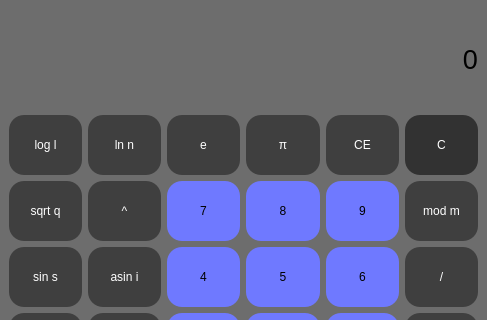
The window that src/controllers_and_view/view.ui (yaroshenkonikita/CPP-SmartCalc) describes before a commit, drawn with Qt 5; both pictures show x 0 to 487 and y 0 to 320 of the 487 by 581 pixel window.
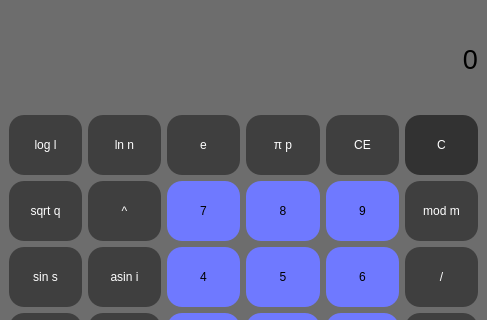
The same window after the commit. Icons and pictures are not drawn.

The edit to the form file:
```diff
--- a/src/controllers_and_view/view.ui
+++ b/src/controllers_and_view/view.ui
@@ -762,7 +762,7 @@
 }</string>
           </property>
           <property name="text">
-           <string>π</string>
+           <string>π p</string>
           </property>
          </widget>
         </item>
```
